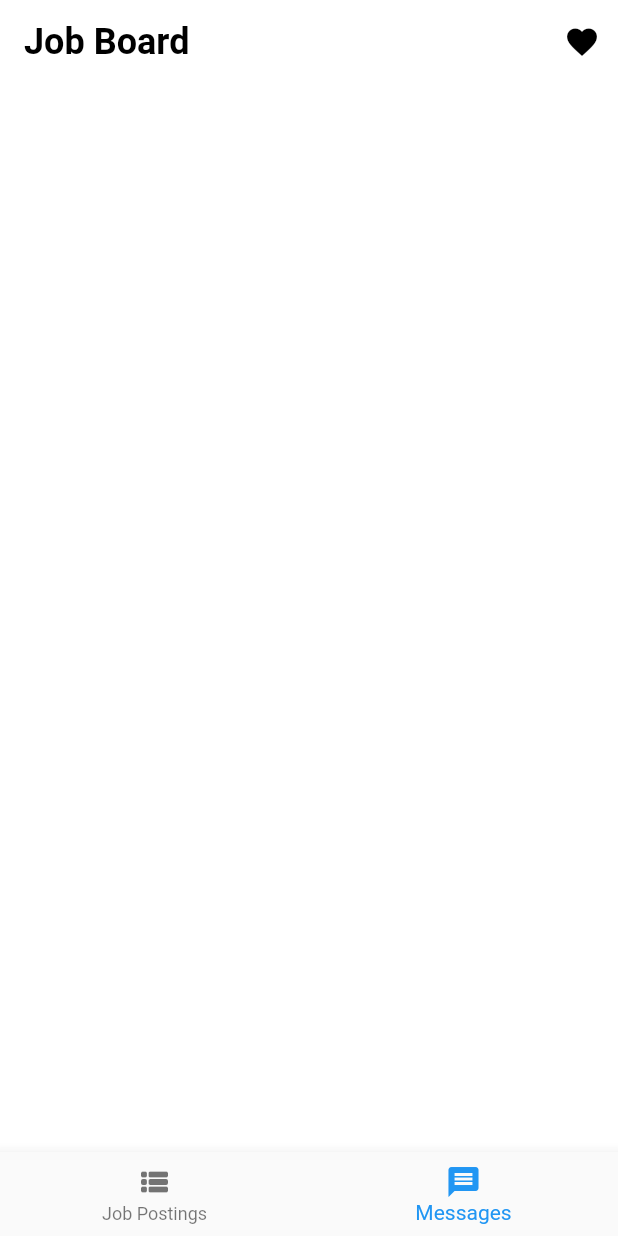
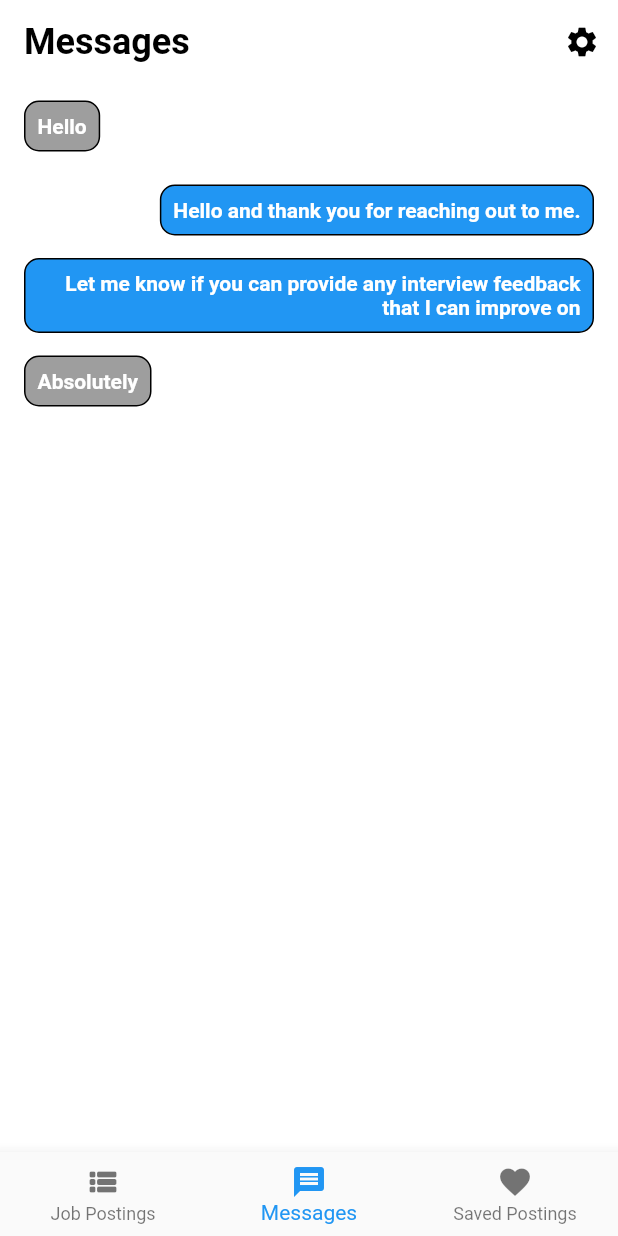
Before and after one commit to lainshiHenry/job-board, a Flutter app: the screen it shows after launch, item 2 of the bottom bar chosen, on a phone screen of 412 x 824 dp. Run offline on Flutter 3.47's test engine with Material 2 defaults, Android fonts, the phone set to English and light mode, and no system bars.

Commit message:
Implemented Basic Messages UI

```diff
--- a/lib/controller/retrieve_messages.dart
+++ b/lib/controller/retrieve_messages.dart
@@ -0,0 +1,40 @@
+import 'package:flutter/material.dart';
+import 'package:job_board_app/model/data/sample_messages_conversation.dart';
+
+List<Widget> retrieveMessagesList() {
+  List<ListTile> _resultingList = List.empty(growable: true);
+
+  for (var element in sampleMessagesList) {
+    _resultingList.add(
+      ListTile(
+        //contentPadding:
+        //  const EdgeInsets.symmetric(vertical: 5.0, horizontal: 10.0),
+        title: Align(
+          alignment: element.getIsUserMessage!
+              ? Alignment.centerRight
+              : Alignment.centerLeft,
+          child: Container(
+            padding: EdgeInsets.all(8.0),
+            decoration: BoxDecoration(
+              border: Border.all(),
+              borderRadius: BorderRadius.circular(10.0),
+              color: element.getIsUserMessage! ? Colors.blue : Colors.grey,
+            ),
+            child: Text(
+              element.getBodyText!,
+              textAlign:
+                  element.getIsUserMessage! ? TextAlign.right : TextAlign.left,
+              style: const TextStyle(
+                fontSize: 14.0,
+                fontWeight: FontWeight.bold,
+                color: Colors.white,
+              ),
+            ),
+          ),
+        ),
+      ),
+    );
+  }
+
+  return _resultingList;
+}
--- a/lib/model/class/messages_class.dart
+++ b/lib/model/class/messages_class.dart
@@ -5,4 +5,7 @@ class Messages {
   Messages({required String? bodyText, bool? isUserMessage = false})
       : _bodyText = bodyText,
         _isUserMessage = isUserMessage;
+
+  String? get getBodyText => _bodyText;
+  bool? get getIsUserMessage => _isUserMessage;
 }
--- a/lib/model/data/sample_messages_conversation.dart
+++ b/lib/model/data/sample_messages_conversation.dart
@@ -0,0 +1,13 @@
+import 'package:job_board_app/model/class/messages_class.dart';
+
+List<Messages> sampleMessagesList = [
+  Messages(bodyText: 'Hello'),
+  Messages(
+      bodyText: 'Hello and thank you for reaching out to me.',
+      isUserMessage: true),
+  Messages(
+      bodyText:
+          'Let me know if you can provide any interview feedback that I can improve on',
+      isUserMessage: true),
+  Messages(bodyText: 'Absolutely'),
+];
--- a/lib/model/widgets/job_board_bottom_navigation_bar_widget.dart
+++ b/lib/model/widgets/job_board_bottom_navigation_bar_widget.dart
@@ -13,4 +13,8 @@ final List<BottomNavigationBarItem> bottomNavBarList = [
     icon: Icon(Icons.message),
     label: 'Messages',
   ),
+  const BottomNavigationBarItem(
+    icon: Icon(Icons.favorite),
+    label: 'Saved Postings',
+  ),
 ];
--- a/lib/view/screens/main_layout_screen.dart
+++ b/lib/view/screens/main_layout_screen.dart
@@ -2,6 +2,7 @@ import 'package:flutter/material.dart';
 import 'package:job_board_app/model/widgets/job_board_bottom_navigation_bar_widget.dart';
 import 'package:job_board_app/view/screens/job_board_screen.dart';
 import 'package:job_board_app/view/screens/messages_screen.dart';
+import 'package:job_board_app/view/screens/saved_postings_screen.dart';
 
 class MainLayoutScreen extends StatefulWidget {
   const MainLayoutScreen({Key? key}) : super(key: key);
@@ -12,21 +13,28 @@ class MainLayoutScreen extends StatefulWidget {
 
 class _MainLayoutScreenState extends State<MainLayoutScreen> {
   int _currentIndex = 0;
+  final List<String?> _titles = [
+    'Job Board',
+    'Messages',
+    'Favourites',
+  ];
+
   final screens = [
     JobBoardScreen(),
     MessagesScreen(),
+    SavedPostingScreen(),
   ];
 
   @override
   Widget build(BuildContext context) {
     return Scaffold(
       appBar: AppBar(
-        title: const Text('Job Board'),
+        title: Text(_titles[_currentIndex]!),
         centerTitle: false,
         actions: [
           IconButton(
             onPressed: () {},
-            icon: const Icon(Icons.favorite),
+            icon: const Icon(Icons.settings),
           ),
         ],
       ),
--- a/lib/view/screens/messages_screen.dart
+++ b/lib/view/screens/messages_screen.dart
@@ -1,10 +1,13 @@
 import 'package:flutter/material.dart';
+import 'package:job_board_app/controller/retrieve_messages.dart';
 
 class MessagesScreen extends StatelessWidget {
   const MessagesScreen({Key? key}) : super(key: key);
 
   @override
   Widget build(BuildContext context) {
-    return Scaffold();
+    return ListView(
+      children: retrieveMessagesList(),
+    );
   }
 }
--- a/lib/view/screens/home_screen.dart
+++ b/lib/view/screens/saved_postings_screen.dart
@@ -1,7 +1,7 @@
 import 'package:flutter/material.dart';
 
-class HomeScreen extends StatelessWidget {
-  const HomeScreen({Key? key}) : super(key: key);
+class SavedPostingScreen extends StatelessWidget {
+  const SavedPostingScreen({Key? key}) : super(key: key);
 
   @override
   Widget build(BuildContext context) {
```
